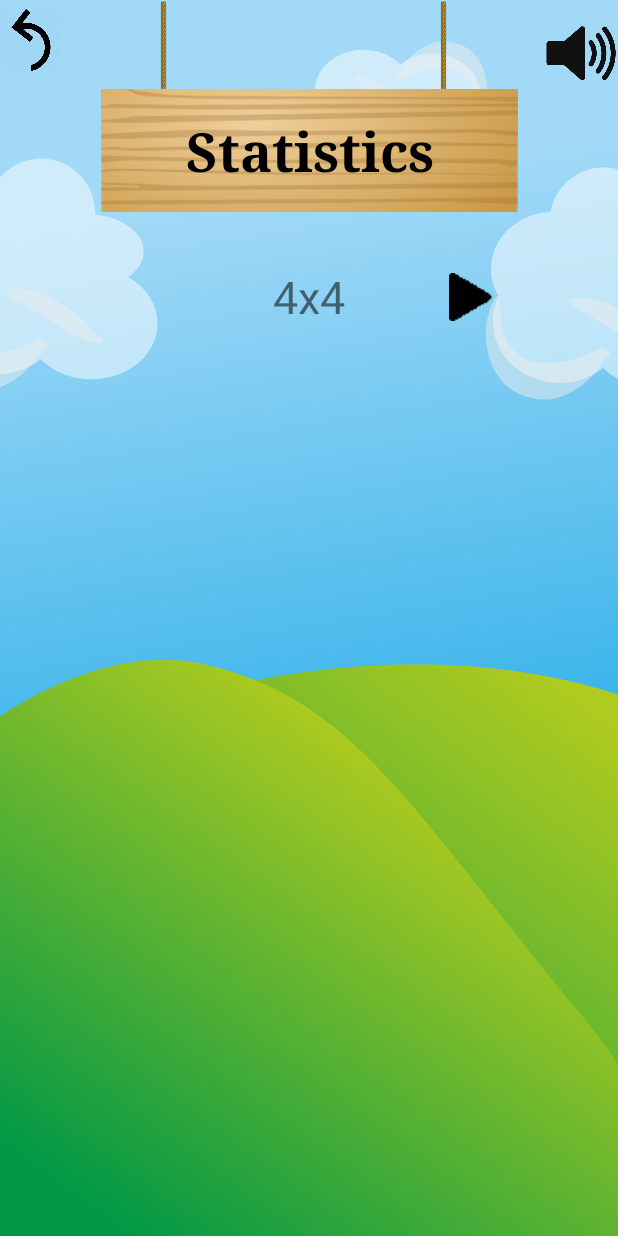
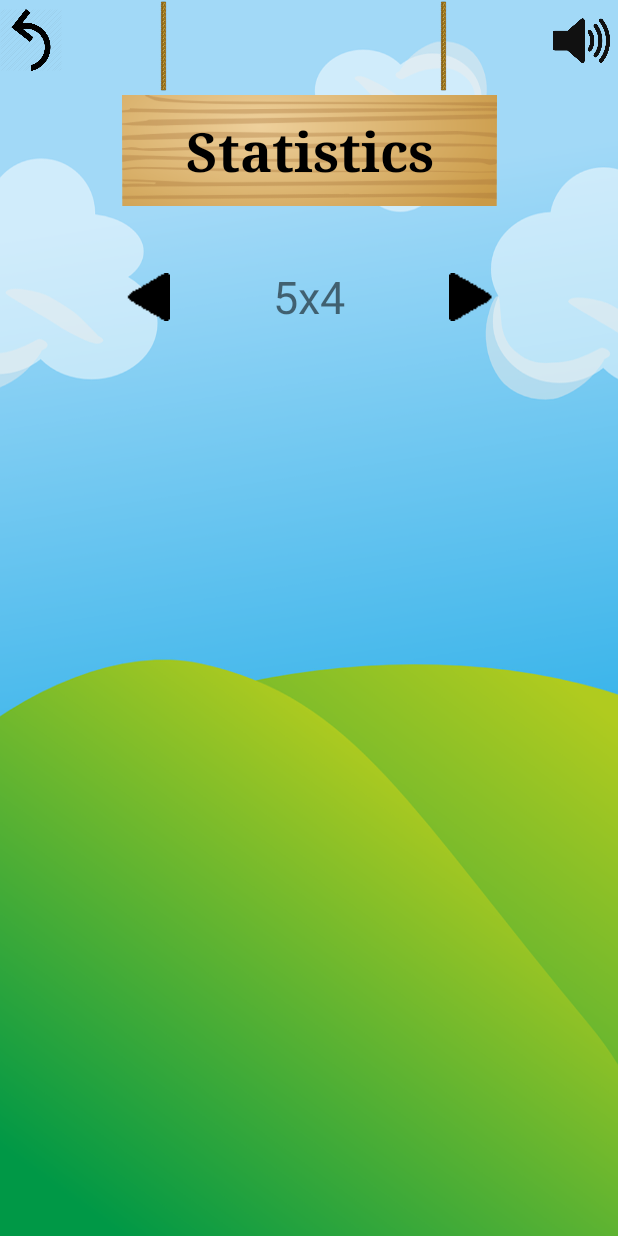
Before and after one commit to MattBarney/PigsInAPen, an Android app: the Statistics screen opened directly, with no data from a screen before it, after a tap on an icon or button, on a phone screen of 412 x 824 dp. Run offline under Robolectric (Android 15) with nearby library versions, the phone set to English and light mode, and no system bars.

Commit message:
Sounds buttons on the screen, slso commented.

```diff
--- a/app/src/main/java/com/example/pigsinapen/Statistics.java
+++ b/app/src/main/java/com/example/pigsinapen/Statistics.java
@@ -1,9 +1,10 @@
 /**
  * Statistics.java
  *
- * <p>This activity is for showing the statistics based on grid size
+ * <p>This activity is for showing the statistics based on grid size. Every board has their own
+ * statistics result. It will show the Player name and score on the screen
  *
- * <p>
+ * <p>Few methods are taken from Settings class such as - showing grid sizes on the screen
  */
 package com.example.pigsinapen;
 
@@ -17,10 +18,8 @@ import android.widget.TextView;
 
 public class Statistics extends AppCompatActivity {
 
-
   // Collection of grid sizes the player can choose from
   private final String[] gridSizes = {"4x4", "5x4", "5x5", "6x5", "6x6"};
-
 
   @Override
   protected void onCreate(Bundle savedInstanceState) {
@@ -28,20 +27,18 @@ public class Statistics extends AppCompatActivity {
     setContentView(R.layout.activity_statistics);
 
     TextView gridSize = findViewById(R.id.gridSizeText);
-    gridSize.setText(gridSizes[1]);
-
+    gridSize.setText(gridSizes[2]);
   }
 
   /**
    * Changes activity to MainActivity
    *
-   * @param v The button that called this method
+   * @param v Button View
    */
-  //  back button
-  public void GoBackToMenu(View v) {
+  public void goBackToMenu(View v) {
     Intent goBackToMainMenu = new Intent(getApplicationContext(), MainActivity.class);
     startActivity(goBackToMainMenu);
-  } // goBackToMenu
+  }
   /**
    * Increases or decreases the chosen grid size
    *
@@ -83,7 +80,8 @@ public class Statistics extends AppCompatActivity {
         decreaseSize.setVisibility(View.INVISIBLE);
       }
     }
-  }
+  } // changeGridSize()
+
   /** Gets the location of the current grid size in gridSizes[]. */
   private Integer getCurrentSizeIndex() {
     TextView gridSize = findViewById(R.id.gridSizeText);
@@ -100,5 +98,5 @@ public class Statistics extends AppCompatActivity {
     }
 
     return sizeIndex;
-  }
+  } // getCurrentSizeIndex()
 }
--- a/app/src/main/res/layout/activity_statistics.xml
+++ b/app/src/main/res/layout/activity_statistics.xml
@@ -12,7 +12,7 @@
         android:id="@+id/gobackMain"
         android:layout_width="41dp"
         android:layout_height="53dp"
-        android:onClick="GoBackToMenu"
+        android:onClick="goBackToMenu"
         app:layout_constraintBottom_toBottomOf="parent"
         app:layout_constraintEnd_toEndOf="parent"
         app:layout_constraintHorizontal_bias="0.0"
@@ -46,7 +46,7 @@
 
     <ImageView
         android:id="@+id/statisticsBackgroundWood"
-        android:layout_width="290dp"
+        android:layout_width="250dp"
         android:layout_height="82dp"
         app:layout_constraintBottom_toBottomOf="parent"
         app:layout_constraintEnd_toEndOf="parent"
@@ -72,8 +72,10 @@
 
     <ImageView
         android:id="@+id/soundButton"
-        android:layout_width="50dp"
-        android:layout_height="70dp"
+        android:layout_width="41dp"
+        android:layout_height="53dp"
+        android:layout_marginEnd="4dp"
+        android:layout_marginRight="4dp"
         app:layout_constraintBottom_toBottomOf="parent"
         app:layout_constraintEnd_toEndOf="parent"
         app:layout_constraintHorizontal_bias="1.0"
@@ -107,7 +109,6 @@
         app:layout_constraintStart_toStartOf="parent"
         app:layout_constraintTop_toBottomOf="@+id/statisticsBackgroundWood" />
 
-
     <ImageButton
         android:id="@+id/increaseGrid"
         android:layout_width="wrap_content"
```
